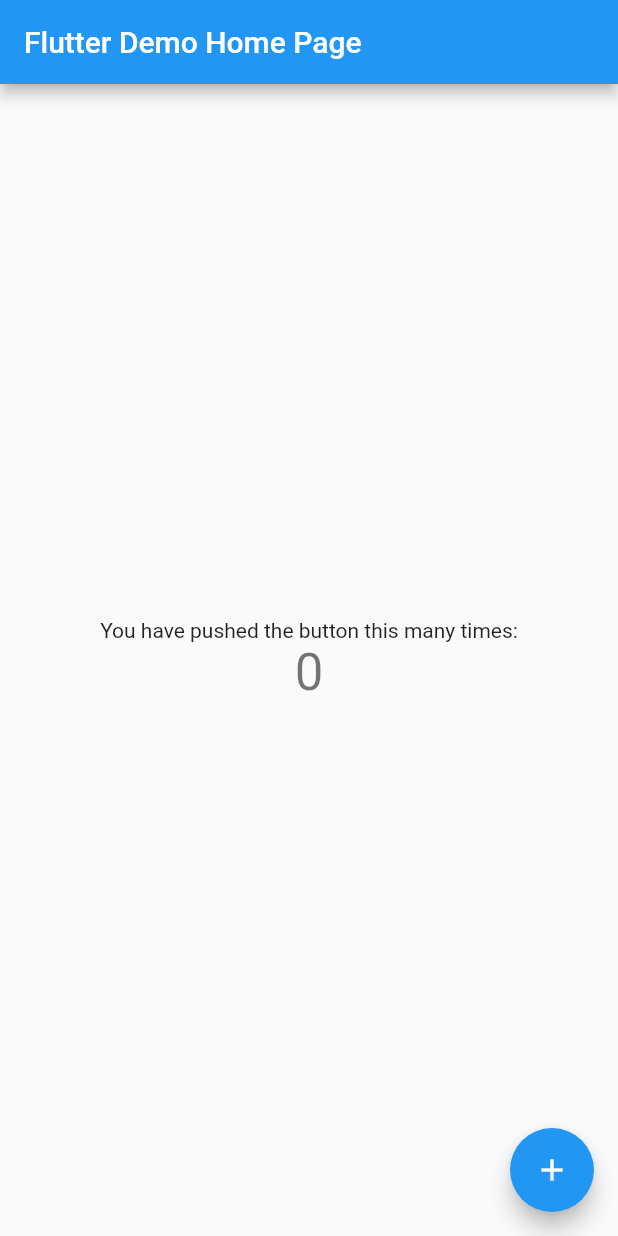
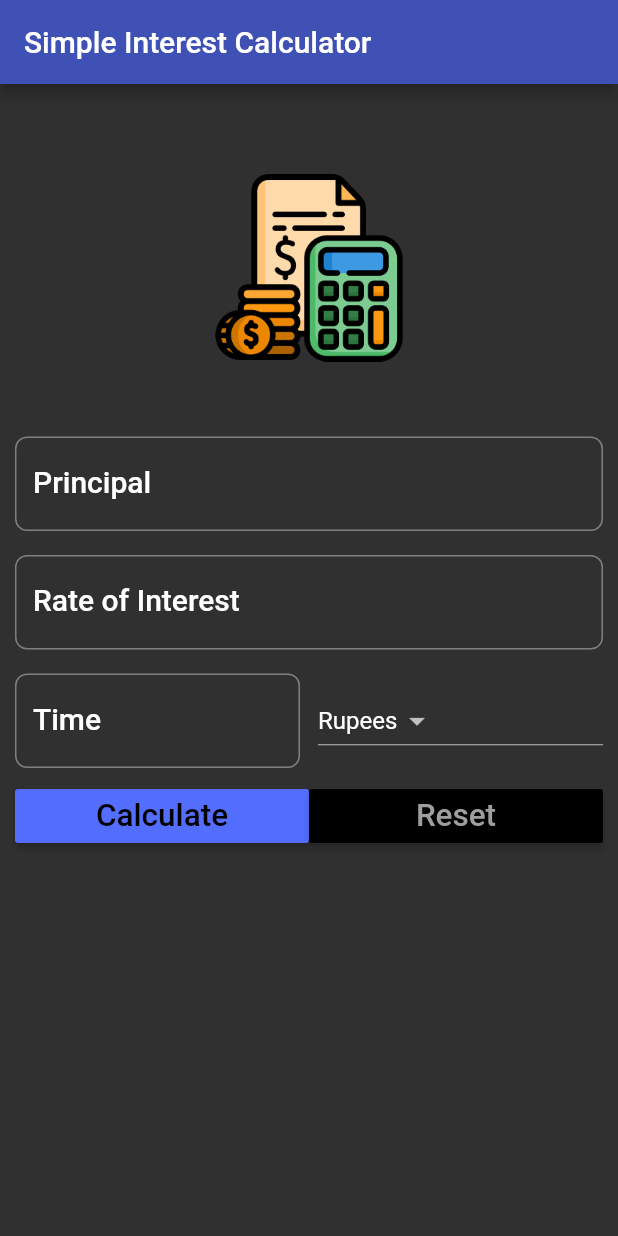
Before and after one commit to anuzbvbmaniac/flutter_application_dev, a Flutter app: the screen it shows after launch, on a phone screen of 412 x 824 dp. Run offline on Flutter 3.47's test engine with Material 2 defaults, Android fonts, the phone set to English and light mode, and no system bars.

Commit message:
Added Calculator UI and main functionality

```diff
--- a/simpleinterest/lib/main.dart
+++ b/simpleinterest/lib/main.dart
@@ -1,111 +1,208 @@
 import 'package:flutter/material.dart';
 
-void main() => runApp(MyApp());
+void main() {
+  runApp(
+    MaterialApp(
+      debugShowCheckedModeBanner: false,
+      title: "Simple Interest Calculator",
+      home: SIForm(),
+      theme: ThemeData(
+        brightness: Brightness.dark,
+        primaryColor: Colors.indigo,
+        accentColor: Colors.indigoAccent,
+      )
+    )
+  );
+}
 
-class MyApp extends StatelessWidget {
-  // This widget is the root of your application.
+class SIForm extends StatefulWidget{
   @override
-  Widget build(BuildContext context) {
-    return MaterialApp(
-      title: 'Flutter Demo',
-      theme: ThemeData(
-        // This is the theme of your application.
-        //
-        // Try running your application with "flutter run". You'll see the
-        // application has a blue toolbar. Then, without quitting the app, try
-        // changing the primarySwatch below to Colors.green and then invoke
-        // "hot reload" (press "r" in the console where you ran "flutter run",
-        // or simply save your changes to "hot reload" in a Flutter IDE).
-        // Notice that the counter didn't reset back to zero; the application
-        // is not restarted.
-        primarySwatch: Colors.blue,
-      ),
-      home: MyHomePage(title: 'Flutter Demo Home Page'),
-    );
+  State<StatefulWidget> createState() {
+    return _SIFormState();
   }
 }
 
-class MyHomePage extends StatefulWidget {
-  MyHomePage({Key key, this.title}) : super(key: key);
+class _SIFormState extends State<SIForm>{
 
-  // This widget is the home page of your application. It is stateful, meaning
-  // that it has a State object (defined below) that contains fields that affect
-  // how it looks.
+  var _currency = ['Rupees', 'Dollars', 'Pounds'];
+  final _minimumpadding = 5.0;
 
-  // This class is the configuration for the state. It holds the values (in this
-  // case the title) provided by the parent (in this case the App widget) and
-  // used by the build method of the State. Fields in a Widget subclass are
-  // always marked "final".
-
-  final String title;
+  var _currentItemSelected = "";
 
   @override
-  _MyHomePageState createState() => _MyHomePageState();
-}
+  void initState() {
+    super.initState();
+    _currentItemSelected = _currency[0];
+  }
 
-class _MyHomePageState extends State<MyHomePage> {
-  int _counter = 0;
+  TextEditingController principalController = TextEditingController();
+  TextEditingController roiController = TextEditingController();
+  TextEditingController timeController = TextEditingController();
 
-  void _incrementCounter() {
-    setState(() {
-      // This call to setState tells the Flutter framework that something has
-      // changed in this State, which causes it to rerun the build method below
-      // so that the display can reflect the updated values. If we changed
-      // _counter without calling setState(), then the build method would not be
-      // called again, and so nothing would appear to happen.
-      _counter++;
-    });
-  }
+  var displayResult = "";
 
   @override
   Widget build(BuildContext context) {
-    // This method is rerun every time setState is called, for instance as done
-    // by the _incrementCounter method above.
-    //
-    // The Flutter framework has been optimized to make rerunning build methods
-    // fast, so that you can just rebuild anything that needs updating rather
-    // than having to individually change instances of widgets.
+
+    TextStyle textStyle = Theme.of(context).textTheme.title;
+
     return Scaffold(
+      // resizeToAvoidBottomPadding: false,
       appBar: AppBar(
-        // Here we take the value from the MyHomePage object that was created by
-        // the App.build method, and use it to set our appbar title.
-        title: Text(widget.title),
+        title: Text("Simple Interest Calculator"),
       ),
-      body: Center(
-        // Center is a layout widget. It takes a single child and positions it
-        // in the middle of the parent.
-        child: Column(
-          // Column is also layout widget. It takes a list of children and
-          // arranges them vertically. By default, it sizes itself to fit its
-          // children horizontally, and tries to be as tall as its parent.
-          //
-          // Invoke "debug painting" (press "p" in the console, choose the
-          // "Toggle Debug Paint" action from the Flutter Inspector in Android
-          // Studio, or the "Toggle Debug Paint" command in Visual Studio Code)
-          // to see the wireframe for each widget.
-          //
-          // Column has various properties to control how it sizes itself and
-          // how it positions its children. Here we use mainAxisAlignment to
-          // center the children vertically; the main axis here is the vertical
-          // axis because Columns are vertical (the cross axis would be
-          // horizontal).
-          mainAxisAlignment: MainAxisAlignment.center,
+
+      body: Container(
+        margin: EdgeInsets.all(_minimumpadding * 2),
+        child: ListView(
           children: <Widget>[
-            Text(
-              'You have pushed the button this many times:',
+
+            getImageAsset(),
+
+            TextField(
+              keyboardType: TextInputType.number,
+              decoration: InputDecoration(
+                labelText: "Principal",
+                labelStyle: textStyle,
+                hintText: "Please insert Principal Amount.",
+                border: OutlineInputBorder(
+                  borderRadius: BorderRadius.circular(8.0)
+                )
+              ),
+              style: textStyle,
+              controller: principalController,
             ),
-            Text(
-              '$_counter',
-              style: Theme.of(context).textTheme.display1,
+            SizedBox(height: 16.0,),
+            TextField(
+              keyboardType: TextInputType.number,
+              decoration: InputDecoration(
+                labelText: "Rate of Interest",
+                hintText: "Please insert Interest Rate(%).",
+                labelStyle: textStyle,
+                border: OutlineInputBorder(
+                  borderRadius: BorderRadius.circular(8.0)
+                )
+              ),
+              style: textStyle,
+              controller: roiController,
             ),
+
+            SizedBox(height: 16.0,),
+
+            Row(
+              children: <Widget>[
+                Expanded(
+                  child: TextField(
+                    keyboardType: TextInputType.number,
+                    style: textStyle,
+                    decoration: InputDecoration(
+                      labelText: "Time",
+                      hintText: "Please insert Time(Years).",
+                      labelStyle: textStyle,
+                      border: OutlineInputBorder(
+                        borderRadius: BorderRadius.circular(8.0)
+                      )
+                    ),
+                    controller: timeController,
+                  ),
+                ),
+
+                SizedBox(width: 12.0),
+
+                Expanded(
+                  child: DropdownButton<String>(
+                    items: _currency.map((String value) {
+                      return DropdownMenuItem<String>(
+                        value: value,
+                        child: Text(value,),
+                      );
+                    }).toList(),
+
+                    value: _currentItemSelected,
+                    onChanged: (String newValueSelected) {
+                      _onDropdownItemSelected(newValueSelected);
+                    },
+                  ),
+                ),
+
+              ],
+            ),
+
+            Row(
+              children: <Widget>[
+                Expanded(
+                  child: RaisedButton(
+                    color: Theme.of(context).accentColor,
+                    textColor: Theme.of(context).primaryColorDark,
+                    child: Text("Calculate", textScaleFactor: 1.5,),
+                    onPressed: () {
+                      setState(() {
+                        this.displayResult = _calculateTotalReturns();
+                      });
+                    },
+                  ),
+                ),
+
+                SizedBox(height: 64.0,),
+
+                Expanded(
+                  child: RaisedButton(
+                    color: Theme.of(context).primaryColorDark,
+                    textColor: Theme.of(context).primaryColorLight,
+                    child: Text("Reset", textScaleFactor: 1.5,),
+                    onPressed: () {
+                      setState(() {
+                       _reset();
+                      });
+                    },
+                  ),
+                ),
+
+              ],
+            ),
+
+            Padding(
+              padding: EdgeInsets.all(_minimumpadding * 2),
+              child: Text(this.displayResult, style: textStyle,),
+            )
+
           ],
         ),
       ),
-      floatingActionButton: FloatingActionButton(
-        onPressed: _incrementCounter,
-        tooltip: 'Increment',
-        child: Icon(Icons.add),
-      ), // This trailing comma makes auto-formatting nicer for build methods.
     );
   }
+
+  Widget getImageAsset() {
+    AssetImage assetImage = AssetImage('images/budget.png');
+    Image image = Image(image: assetImage, width: 125.0, height: 125.0,);
+    return Container(child: image, margin: EdgeInsets.all(_minimumpadding * 10.0),);
+  }
+
+  void _onDropdownItemSelected(String newValueSelected) {
+
+    setState(() {
+      this._currentItemSelected = newValueSelected;
+    });
+
+  }
+
+  String _calculateTotalReturns() {
+    double principal = double.parse(principalController.text);
+    double roi = double.parse(roiController.text);
+    double time = double.parse(timeController.text);
+
+    double totalAmountPayable = principal + (principal * roi * time) / 100;
+
+    String result = "After $time years, your investment will be worth of $totalAmountPayable $_currentItemSelected.";
+    return result;
+  }
+
+  void _reset() {
+    principalController.text = "";
+    roiController.text = "";
+    timeController.text = "";
+    displayResult = "";
+    _currentItemSelected = _currency[0];
+  }
+
 }
--- a/simpleinterest/pubspec.yaml
+++ b/simpleinterest/pubspec.yaml
@@ -41,8 +41,8 @@ flutter:
   uses-material-design: true
 
   # To add assets to your application, add an assets section, like this:
-  # assets:
-  #  - images/a_dot_burr.jpeg
+  assets:
+   - images/budget.png
   #  - images/a_dot_ham.jpeg
 
   # An image asset can refer to one or more resolution-specific "variants", see
```
Also changed, not shown: simpleinterest/images/budget.png (added), 1 other file.
